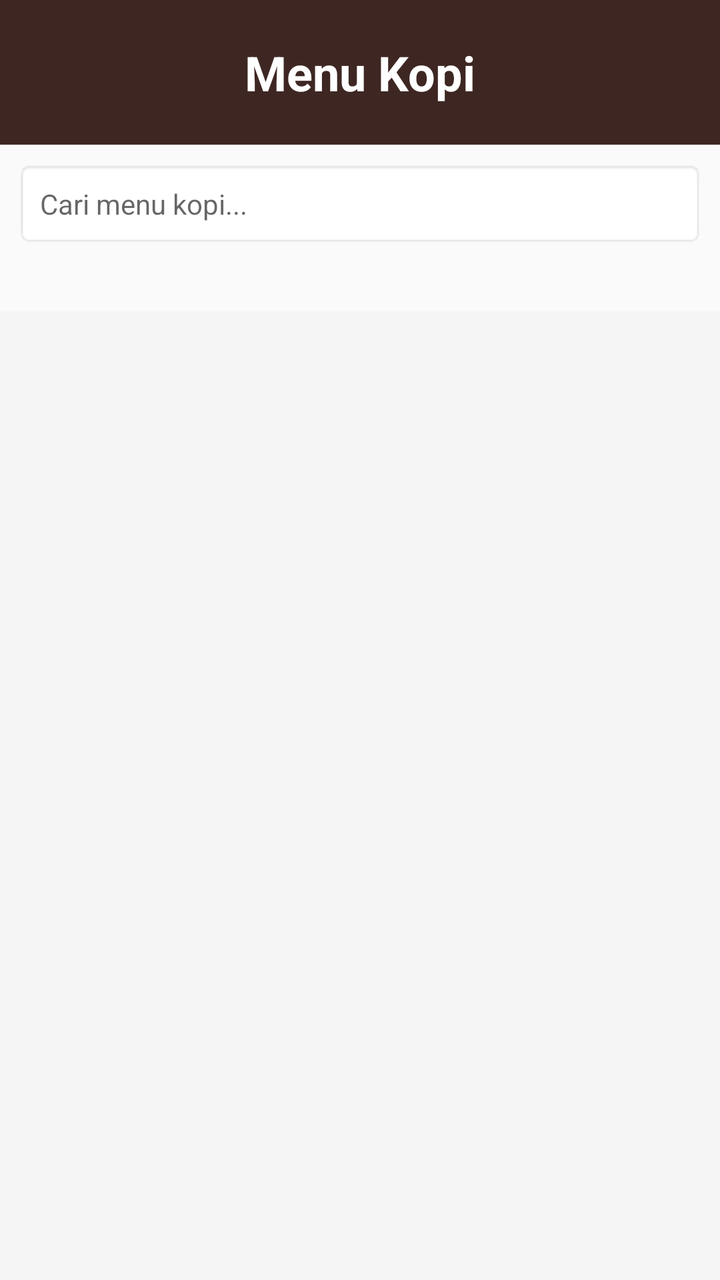
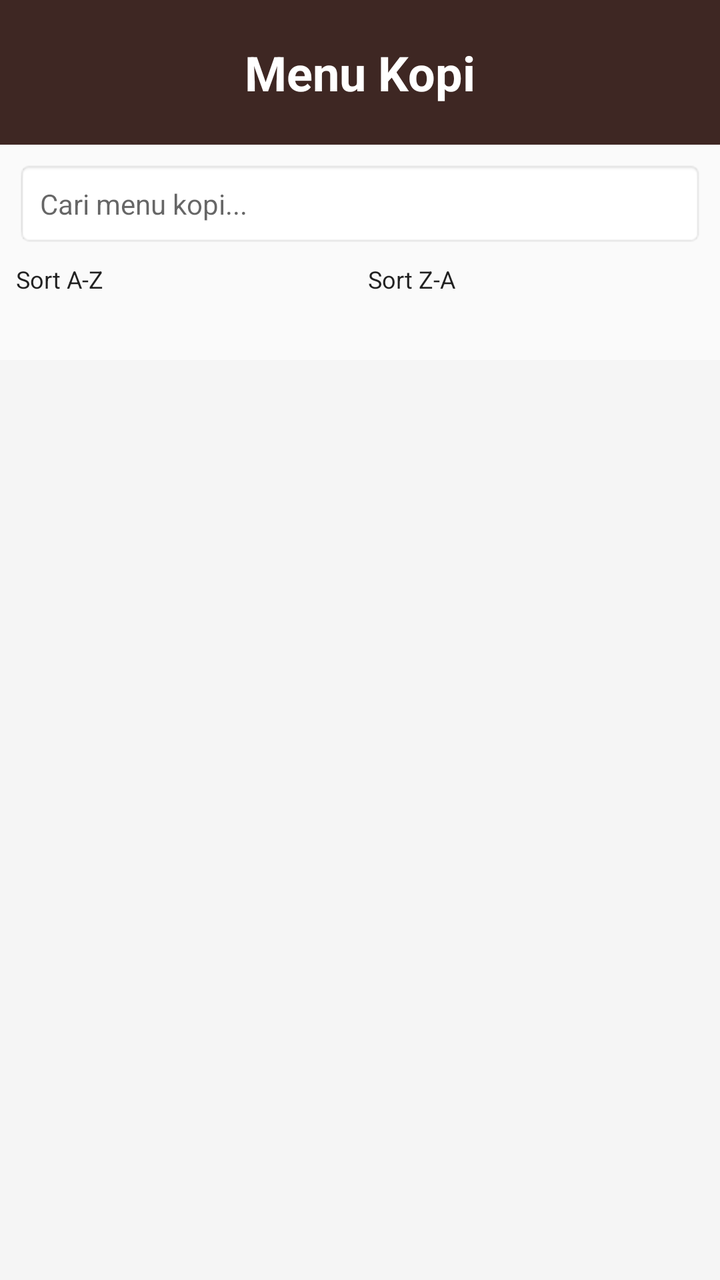

Screens rendered from an Android XML layout before and after an edit, with the pre-edit source and the edit as a unified diff.
<!-- AndroidManifest.xml: activity theme Theme.Aplikasi_Menu_Kopi -->
<!-- res/layout/activity_main.xml -->
<?xml version="1.0" encoding="utf-8"?>
<LinearLayout xmlns:android="http://schemas.android.com/apk/res/android"
    android:layout_width="match_parent"
    android:layout_height="match_parent"
    android:orientation="vertical">

    
    <TextView
        android:layout_width="match_parent"
        android:layout_height="wrap_content"
        android:text="Menu Kopi"
        android:padding="20dp"
        android:textSize="24sp"
        android:textStyle="bold"
        android:gravity="center"
        android:background="#3E2723"
        android:textColor="#FFFFFF" />

    <EditText
        android:id="@+id/etSearch"
        android:layout_width="match_parent"
        android:layout_height="wrap_content"
        android:hint="Cari menu kopi..."
        android:padding="12dp"
        android:layout_margin="8dp"
        android:background="@android:drawable/editbox_background_normal" />

    <TextView
        android:id="@+id/tvResultCount"
        android:layout_width="match_parent"
        android:layout_height="wrap_content"
        android:paddingLeft="16dp"
        android:paddingBottom="8dp"
        android:textSize="12sp"
        android:textColor="#757575" />

    <FrameLayout
        android:layout_width="match_parent"
        android:layout_height="match_parent">

        <ListView
            android:id="@+id/listViewCoffee"
            android:layout_width="match_parent"
            android:layout_height="match_parent"
            android:background="#F5F5F5"
            android:divider="#EEEEEE"
            android:dividerHeight="1dp" />

        <TextView
            android:id="@+id/tvEmpty"
            android:layout_width="match_parent"
            android:layout_height="match_parent"
            android:text="Menu tidak ditemukan"
            android:gravity="center"
            android:visibility="gone" />
    </FrameLayout>

</LinearLayout>
<!-- resources referenced by this layout -->
<resources>
  <style name="Theme.Aplikasi_Menu_Kopi" parent="android:Theme.Material.Light.NoActionBar" />
</resources>

<!-- the commit's change to res/layout/activity_main.xml (unified diff, before → after) -->
@@ -24,6 +24,34 @@
         android:padding="12dp"
         android:layout_margin="8dp"
         android:background="@android:drawable/editbox_background_normal" />
+
+    <LinearLayout
+        android:layout_width="match_parent"
+        android:layout_height="wrap_content"
+        android:orientation="horizontal"
+        android:paddingHorizontal="8dp"
+        android:layout_marginBottom="8dp">
+
+        <Button
+            android:id="@+id/btnSortAZ"
+            android:layout_width="0dp"
+            android:layout_height="wrap_content"
+            android:layout_weight="1"
+            android:text="Sort A-Z"
+            android:textSize="12sp"
+            android:layout_marginEnd="4dp"
+            android:backgroundTint="#5D4037" />
+
+        <Button
+            android:id="@+id/btnSortZA"
+            android:layout_width="0dp"
+            android:layout_height="wrap_content"
+            android:layout_weight="1"
+            android:text="Sort Z-A"
+            android:textSize="12sp"
+            android:layout_marginStart="4dp"
+            android:backgroundTint="#5D4037" />
+    </LinearLayout>
 
     <TextView
         android:id="@+id/tvResultCount"
